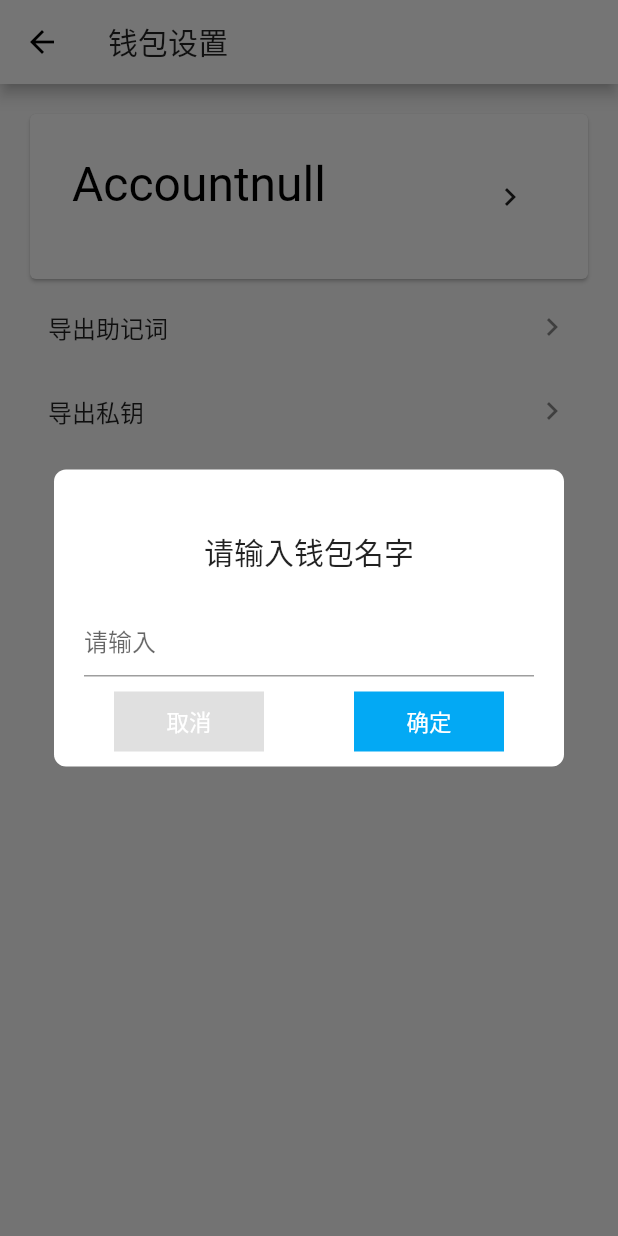
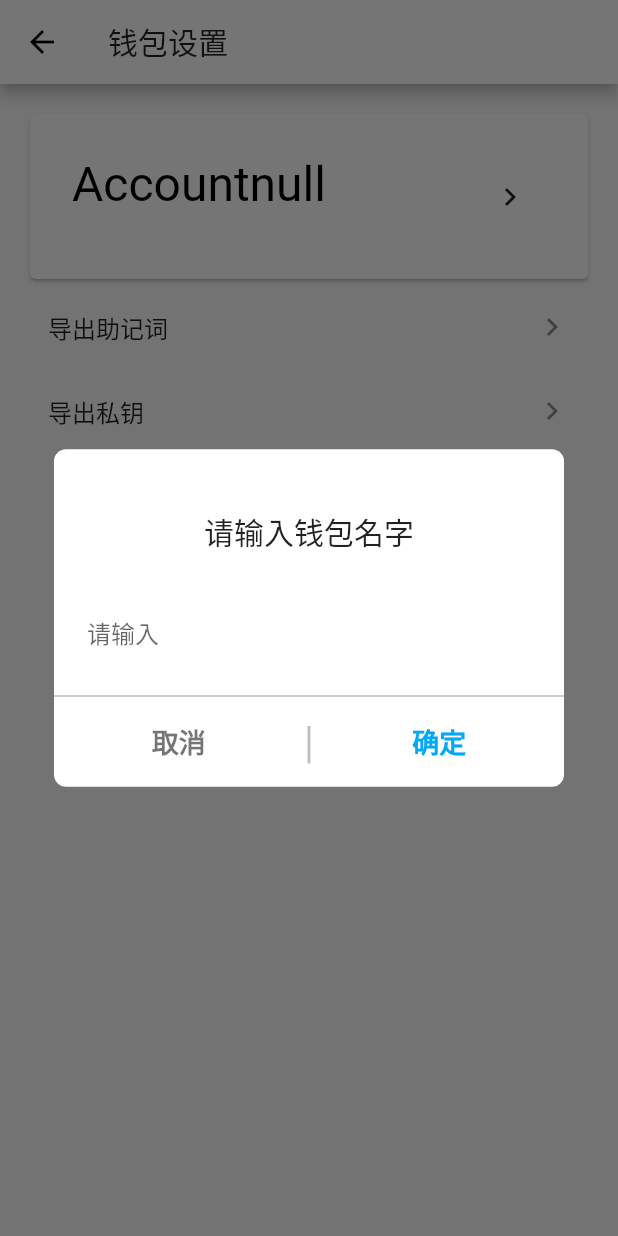
Before and after one commit to youwallet/wallet, a Flutter app: the WalletExport screen opened directly, after a tap on the "keyboard arrow right" icon, on a phone screen of 412 x 824 dp. Run offline on Flutter 3.47's test engine with Material 2 defaults, Android fonts, the phone set to English and light mode, and no system bars; our stand-ins replace convert, decimal, dio, event_bus, flutter_slidable, get_it and 6 more; missing offline and left inert: barcode_scan, bip32, bip39, bitcoin_flutter, common_utils, ed25519_hd_key and 5 more; accounts and stored records are empty; statements that could not run were skipped; project files that could hold a hidden picture were left out.

```diff
--- a/you_wallet/lib/widgets/customButton.dart
+++ b/you_wallet/lib/widgets/customButton.dart
@@ -34,7 +34,8 @@ class CustomButton extends StatelessWidget {
           child: Text(
               this.content,
               style: new TextStyle(
-                  fontSize: 18.0
+                  fontSize: 20.0,
+                  fontWeight: FontWeight.w700
               )),
           padding: EdgeInsets.fromLTRB(60,8,60,8),
           //elevation: 0, // 按钮阴影高度
--- a/you_wallet/lib/widgets/inputDialog.dart
+++ b/you_wallet/lib/widgets/inputDialog.dart
@@ -32,7 +32,7 @@ class InputDialog extends Dialog {
                 children: <Widget>[
                   new Container(
                       padding: const EdgeInsets.fromLTRB(
-                          10.0, 40.0, 10.0, 10.0),
+                          0.0, 40.0, 0.0, 0.0),
                       decoration: ShapeDecoration(
                           color: Color(0xFFFFFFFF),
                           shape: RoundedRectangleBorder(
@@ -52,40 +52,66 @@ class InputDialog extends Dialog {
                                     )))),
                         // 内容区域
                         new Container(
+                          decoration: new BoxDecoration(
+                              border: Border(
+                                  bottom: BorderSide(
+                                      color: Colors.black26,
+                                      width: 1.0
+                                  ) // 只设置顶部边框
+                              )
+                          ),
                           padding: new EdgeInsets.all(10.0),
                           child: new TextField(
                             controller: this.controller,
 //                            controller: this._input,
                             decoration: InputDecoration(
                               hintText: this.hintText,
-                            )
+
+                              border: OutlineInputBorder(
+                                // borderSide: BorderSide(color: Colors.grey),
+                                  borderSide: BorderSide.none
+                              ),
+//                              focusedBorder: OutlineInputBorder(
+//                                borderSide: BorderSide(color: Colors.grey),
+//                              ),
+                            ),
                           ),
                         ),
                         // 选择按钮区域
                         new Row(
-                            mainAxisAlignment: MainAxisAlignment.spaceAround,
+                            mainAxisAlignment: MainAxisAlignment.spaceEvenly,
                             mainAxisSize: MainAxisSize.max,
                             crossAxisAlignment: CrossAxisAlignment.center,
                             children: <Widget>[
-                              _buttonChooseItemWid(1),
-                              _buttonChooseItemWid(2)
+                              _buttonChooseItemWid(context,1),
+                              Text('|',style: TextStyle(
+                                  color: Colors.black26,
+                                  fontSize: 30.0)),
+                              _buttonChooseItemWid(context,2)
                             ])
-                      ]))
-                ])));
+                      ])
+                  )
+                ]
+            )
+        )
+    );
   }
 
-  Widget _buttonChooseItemWid(var gender) {
+  Widget _buttonChooseItemWid(BuildContext context, var gender) {
     return GestureDetector(
         onTap: gender == 1 ? this.onCancelChooseEvent : this.onSuccessChooseEvent,
         child: Container(
           alignment: Alignment.center,
-          width: 100,
-          height: 40,
-          color: gender == 1 ? Colors.black12: Colors.lightBlue,
+          // width: MediaQuery.of(context).size.width*0.5,
+          height: 60,
+//          color: gender == 1 ? Colors.black12: Colors.lightBlue,
           child: Text(gender == 1 ? '取消' : '确定',
               style: TextStyle(
-                  color: gender == 1 ? Colors.white : Colors.white,
-                  fontSize: 15.0)),
+                  color: gender == 1 ? Colors.black54 : Colors.lightBlue,
+                  fontSize: 18.0,
+                  fontWeight: FontWeight.w700
+              )
+          ),
         )
     );
   }
```
Also changed, not shown: you_wallet/lib/pages/tabs/tab_transfer.dart (+93 -5 lines), you_wallet/lib/pages/wallet/wallet_export.dart (+5 -2 lines).
